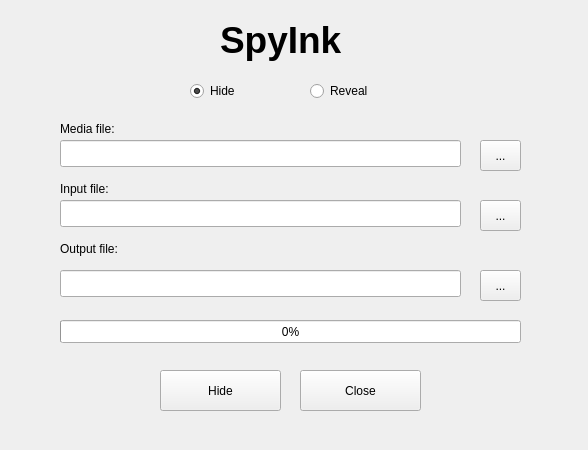
Old version of the form src/Spyink/mainwindow.ui in the repository matthewT53/Steganography-Project.
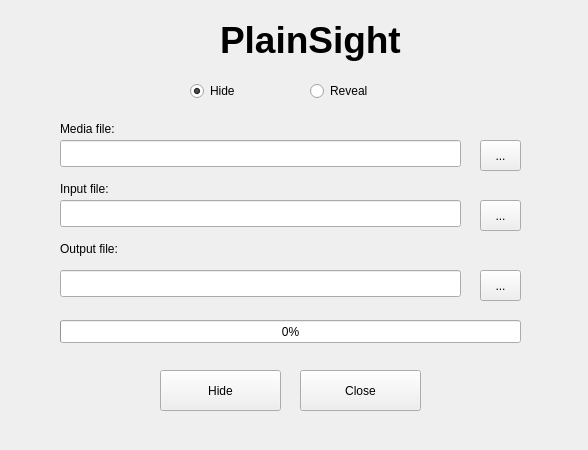
New version of the form.

Patch:
```diff
--- a/src/Spyink/mainwindow.ui
+++ b/src/Spyink/mainwindow.ui
@@ -24,7 +24,7 @@
      </rect>
     </property>
     <property name="text">
-     <string>&lt;html&gt;&lt;head/&gt;&lt;body&gt;&lt;p&gt;&lt;span style=&quot; font-size:28pt; font-weight:600;&quot;&gt;SpyInk&lt;/span&gt;&lt;/p&gt;&lt;/body&gt;&lt;/html&gt;</string>
+     <string>&lt;html&gt;&lt;head/&gt;&lt;body&gt;&lt;p&gt;&lt;span style=&quot; font-size:28pt; font-weight:600;&quot;&gt;PlainSight&lt;/span&gt;&lt;/p&gt;&lt;/body&gt;&lt;/html&gt;</string>
     </property>
    </widget>
    <widget class="QRadioButton" name="radio_hide">
```
